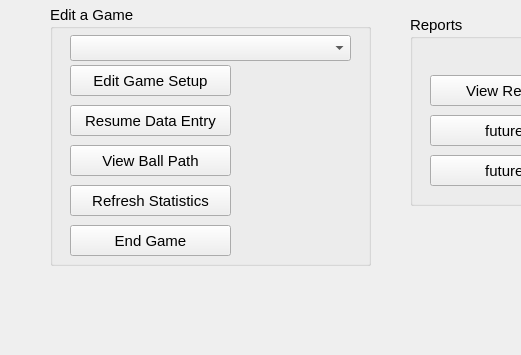
Above: RocketsVideoStats.ui from davidvb11758/videostats before the change; both pictures show x 0 to 521 and y 245 to 600 of the 800 by 600 pixel window. Below: the same form after it.
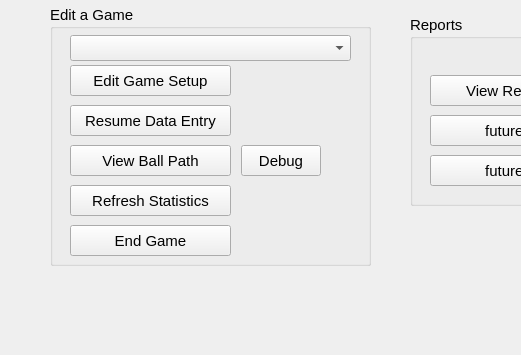
That is the form after the change.

What changed in the file:
```diff
--- a/RocketsVideoStats.ui
+++ b/RocketsVideoStats.ui
@@ -169,6 +169,24 @@
       <string>View Ball Path</string>
      </property>
     </widget>
+    <widget class="QPushButton" name="btn_debug_replay">
+     <property name="geometry">
+      <rect>
+       <x>191</x>
+       <y>140</y>
+       <width>80</width>
+       <height>31</height>
+      </rect>
+     </property>
+     <property name="font">
+      <font>
+       <pointsize>11</pointsize>
+      </font>
+     </property>
+     <property name="text">
+      <string>Debug</string>
+     </property>
+    </widget>
     <widget class="QPushButton" name="btn_refresh_statistics">
      <property name="geometry">
       <rect>
```
